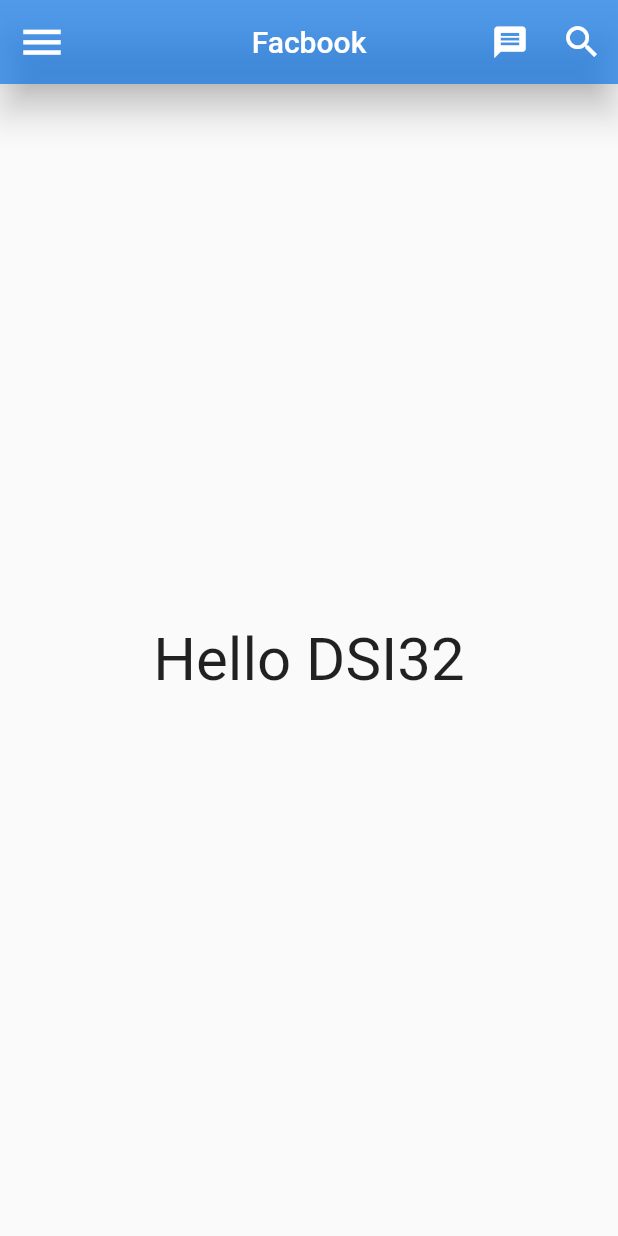
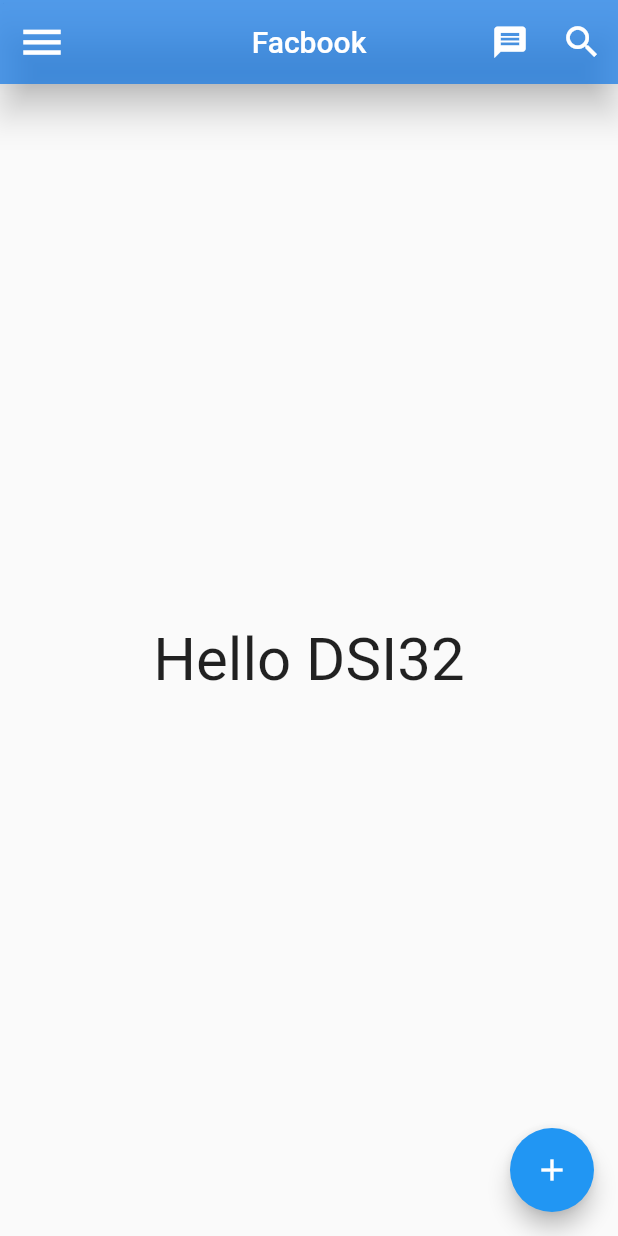
Before and after one commit to GhassenAhmed/First-App-Flutter, a Flutter app: the screen it shows after launch, on a phone screen of 412 x 824 dp. Run offline on Flutter 3.47's test engine with Material 2 defaults, Android fonts, the phone set to English and light mode, and no system bars.

Commit message:
add floatingActionButton

```diff
--- a/lib/main.dart
+++ b/lib/main.dart
@@ -37,6 +37,10 @@ class RollDiceWidget extends StatelessWidget {
                   ))
             ],
           ),
+          floatingActionButton: FloatingActionButton(
+            onPressed: () => {},
+            child: const Icon(Icons.add),
+          ),
           body: const Center(
               child: Text(
             "Hello DSI32",
```
